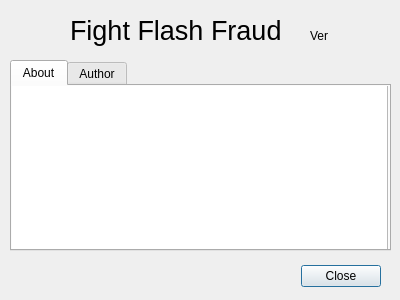
This is helpwindow.ui in zwpwjwtz/f3-qt as Qt 5 draws it before an edit. The edited form follows.
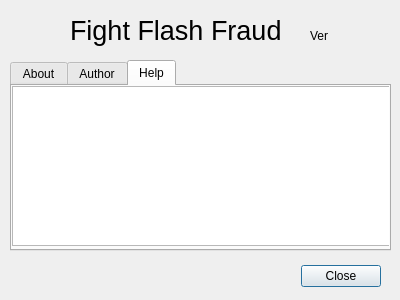
This is the edited form. Icons and pictures are not drawn.

Commit message: Add general help text (adapted from bobpaul).

Diff of the .ui file:
```diff
--- a/helpwindow.ui
+++ b/helpwindow.ui
@@ -71,7 +71,7 @@
     </rect>
    </property>
    <property name="currentIndex">
-    <number>0</number>
+    <number>2</number>
    </property>
    <widget class="QWidget" name="tab">
     <attribute name="title">
@@ -80,10 +80,10 @@
     <widget class="QTextBrowser" name="textAbout">
      <property name="geometry">
       <rect>
-       <x>-5</x>
-       <y>-5</y>
+       <x>0</x>
+       <y>0</y>
        <width>381</width>
-       <height>171</height>
+       <height>160</height>
       </rect>
      </property>
     </widget>
@@ -118,6 +118,24 @@
      </property>
     </widget>
    </widget>
+   <widget class="QWidget" name="tab_3">
+    <attribute name="title">
+     <string>Help</string>
+    </attribute>
+    <widget class="QTextBrowser" name="textHelp">
+     <property name="geometry">
+      <rect>
+       <x>0</x>
+       <y>0</y>
+       <width>381</width>
+       <height>160</height>
+      </rect>
+     </property>
+     <property name="openLinks">
+      <bool>false</bool>
+     </property>
+    </widget>
+   </widget>
   </widget>
   <widget class="QLabel" name="labelVersion">
    <property name="geometry">
```
The commit also changes 1 other file.
